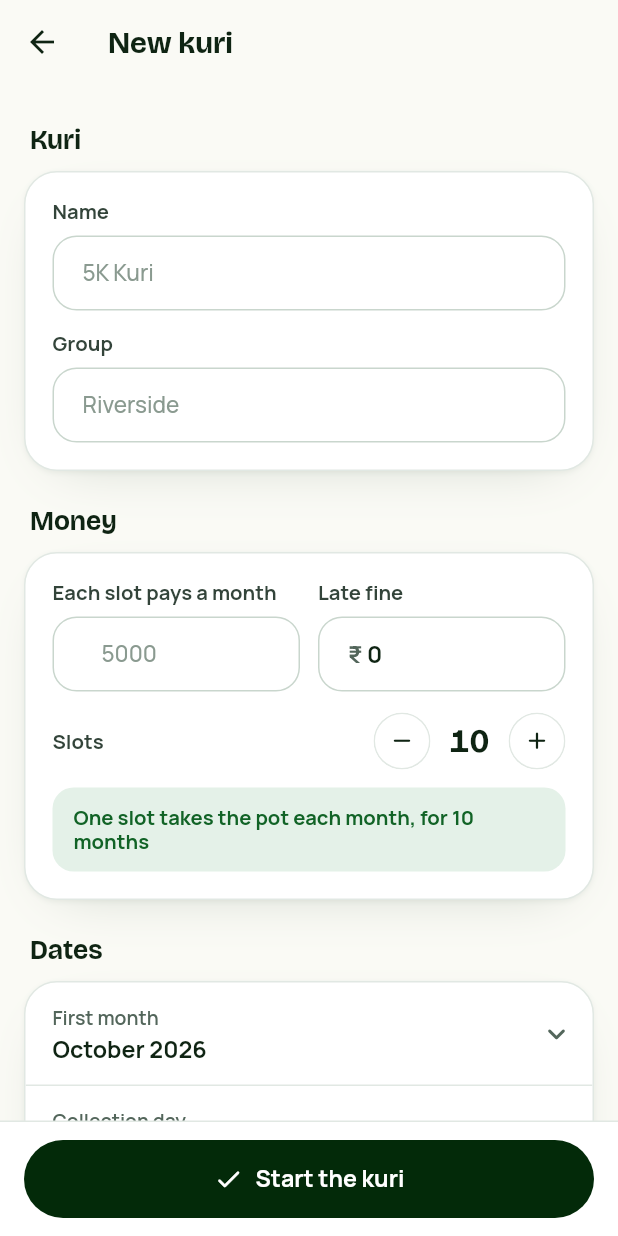
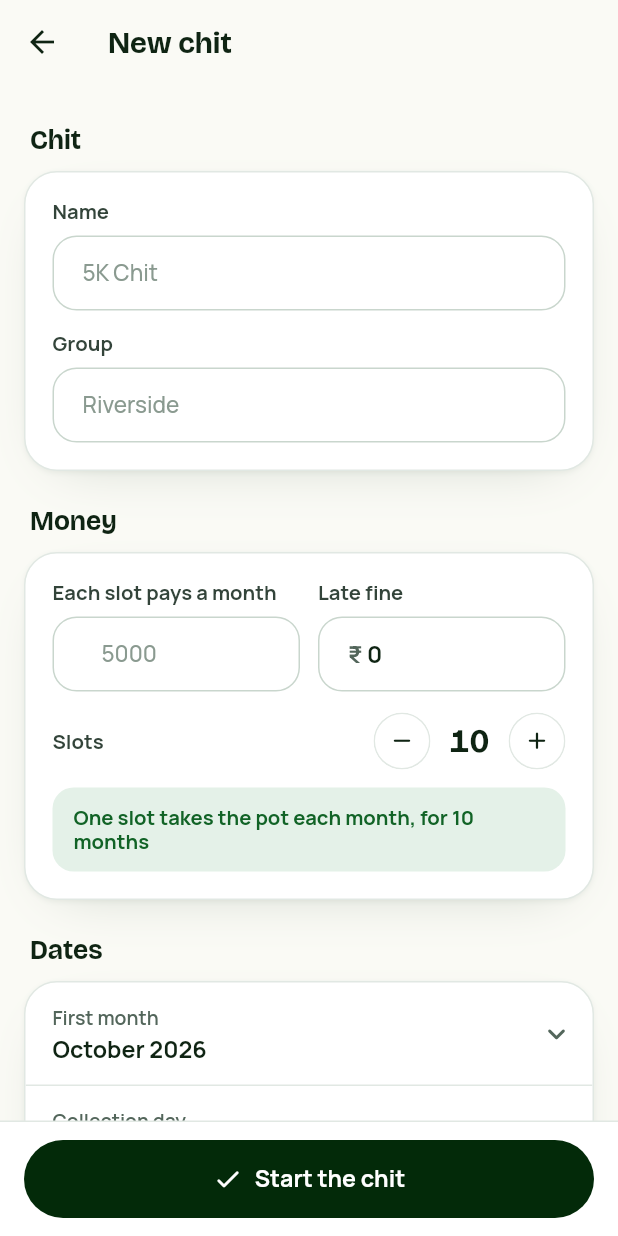
Before and after one commit to NAVICORP/kuree, a Flutter app: the KuriEditorScreen screen opened directly, on a phone screen of 412 x 824 dp. Run offline on Flutter 3.47's test engine with Material 3 defaults, Android fonts, the phone set to English and light mode, and no system bars; our stand-ins replace audioplayers, share_plus, shared_preferences, wakelock_plus; missing offline and left inert: flutter_quick_video_encoder, gal; accounts and stored records are empty; network calls fail; project files that could hold a hidden picture were left out.

Commit message:
Say chit instead of kuri in the app, site and store files
Co-Authored-By: Claude Opus 5.5 <noreply@anthropic.com>
Claude-Session: https://claude.ai/code/session_01Sb4k224acfZHz9i2Z4zLUu

```diff
--- a/app/lib/ui/account.dart
+++ b/app/lib/ui/account.dart
@@ -33,7 +33,7 @@ class _AccountScreenState extends State<AccountScreen> {
   }
 
   Future<void> _signOut() async {
-    if (!await confirm(context, title: 'Sign out?', text: 'Your kuris stay safe on the server. Sign in again to see them.', yes: 'Sign out')) return;
+    if (!await confirm(context, title: 'Sign out?', text: 'Your chits stay safe on the server. Sign in again to see them.', yes: 'Sign out')) return;
     await Api.instance.signOut();
   }
 
@@ -41,7 +41,7 @@ class _AccountScreenState extends State<AccountScreen> {
     final ok = await confirm(
       context,
       title: 'Delete your account?',
-      text: 'Your Kuree account and name are deleted. Kuris you own pass to their next admin. Kuris only you run are deleted for good, with their history and members\' links. This cannot be undone.',
+      text: 'Your Kuree account and name are deleted. Chits you own pass to their next admin. Chits only you run are deleted for good, with their history and members\' links. This cannot be undone.',
       yes: 'Delete account',
       danger: true,
     );
--- a/app/lib/ui/admins_screen.dart
+++ b/app/lib/ui/admins_screen.dart
@@ -47,15 +47,15 @@ class _AdminsScreenState extends State<AdminsScreen> {
     final added = await showKSheet<dynamic>(context, title: 'Add an admin', builder: (ctx) => _AddAdmin(kuriId: widget.record.id));
     if (added != null && mounted) {
       _take(added);
-      toast(context, 'Added. They see this kuri when they sign in.');
+      toast(context, 'Added. They see this chit when they sign in.');
     }
   }
 
   Future<void> _remove(Map<String, dynamic> a) async {
     final mine = a['me'] == true;
     final ok = await confirm(context,
-        title: mine ? 'Leave this kuri?' : 'Remove ${_label(a)}?',
-        text: mine ? 'You will no longer see or change it.' : 'They will no longer see or change this kuri.',
+        title: mine ? 'Leave this chit?' : 'Remove ${_label(a)}?',
+        text: mine ? 'You will no longer see or change it.' : 'They will no longer see or change this chit.',
         yes: mine ? 'Leave' : 'Remove',
         danger: true);
     if (!ok) return;
@@ -75,7 +75,7 @@ class _AdminsScreenState extends State<AdminsScreen> {
   Future<void> _makeOwner(Map<String, dynamic> a) async {
     final ok = await confirm(context,
         title: 'Make ${_label(a)} the owner?',
-        text: 'They will be able to add and remove admins and delete the kuri. You stay on as an admin.',
+        text: 'They will be able to add and remove admins and delete the chit. You stay on as an admin.',
         yes: 'Make owner');
     if (!ok) return;
     try {
@@ -83,7 +83,7 @@ class _AdminsScreenState extends State<AdminsScreen> {
       if (!mounted) return;
       _take(j);
       Navigator.of(context).popUntil((r) => r.isFirst);
-      toast(context, '${_label(a)} owns the kuri now.');
+      toast(context, '${_label(a)} owns the chit now.');
     } on ApiError catch (e) {
       if (mounted) toast(context, e.message, bad: true);
     }
@@ -150,7 +150,7 @@ class _AdminsScreenState extends State<AdminsScreen> {
                     onPressed: () async {
                       final pick = await showPicker<String>(context, title: _label(a), options: [
                         if (owner && a['me'] != true) const PickOption('owner', 'Make owner', icon: Icons.workspace_premium_outlined),
-                        PickOption('remove', a['me'] == true ? 'Leave this kuri' : 'Remove admin', icon: Icons.person_remove_outlined),
+                        PickOption('remove', a['me'] == true ? 'Leave this chit' : 'Remove admin', icon: Icons.person_remove_outlined),
                       ]);
                       if (pick?.value == 'owner') await _makeOwner(a);
                       if (pick?.value == 'remove') await _remove(a);
@@ -252,7 +252,7 @@ class _AddAdminState extends State<_AddAdmin> {
           ),
         ]),
       const SizedBox(height: 8),
-      Text('They sign in to Kuree with this ${byEmail ? 'email' : 'number'} to see the kuri.', style: T.small),
+      Text('They sign in to Kuree with this ${byEmail ? 'email' : 'number'} to see the chit.', style: T.small),
       const SizedBox(height: 16),
       KButton(label: 'Add admin', icon: Icons.person_add_alt_1_rounded, expand: true, busy: busy, onPressed: _go),
     ]);
--- a/app/lib/ui/history_screen.dart
+++ b/app/lib/ui/history_screen.dart
@@ -81,7 +81,7 @@ class _HistoryScreenState extends State<HistoryScreen> {
   Future<void> _restore(_Version v) async {
     final ok = await confirm(context,
         title: 'Put this version back?',
-        text: 'The kuri goes back to how ${v.by} left it, ${ago(v.at)}. What it shows now is kept in the history too, so you can undo this.',
+        text: 'The chit goes back to how ${v.by} left it, ${ago(v.at)}. What it shows now is kept in the history too, so you can undo this.',
         yes: 'Put it back');
     if (!ok) return;
     setState(() => restoring = v.id);
--- a/app/lib/ui/home.dart
+++ b/app/lib/ui/home.dart
@@ -141,7 +141,7 @@ class _HomeScreenState extends State<HomeScreen> {
               highlightElevation: 4,
               shape: const StadiumBorder(),
               icon: const Icon(Icons.add_rounded),
-              label: Text('New kuri', style: T.button.copyWith(color: Colors.white)),
+              label: Text('New chit', style: T.button.copyWith(color: Colors.white)),
             ),
       body: _body(),
     );
@@ -174,8 +174,8 @@ class _HomeScreenState extends State<HomeScreen> {
               padding: const EdgeInsets.only(top: 60),
               child: EmptyState(
                 icon: Icons.savings_outlined,
-                text: 'No kuris yet.',
-                action: KButton(label: 'Start a kuri', icon: Icons.add_rounded, onPressed: _create),
+                text: 'No chits yet.',
+                action: KButton(label: 'Start a chit', icon: Icons.add_rounded, onPressed: _create),
               ),
             ),
           for (final k in kuris!) ...[
--- a/app/lib/ui/kuri_editor.dart
+++ b/app/lib/ui/kuri_editor.dart
@@ -138,7 +138,7 @@ class _KuriEditorScreenState extends State<KuriEditorScreen> {
 
   KuriDoc _build() {
     final name = _name.text.trim();
-    if (name.isEmpty) throw ApiError('Give the kuri a name, like 5K Kuri.');
+    if (name.isEmpty) throw ApiError('Give the chit a name, like 5K Chit.');
     if (share <= 0) throw ApiError('Enter how much each slot pays a month.');
     final doc = base.copy()
       ..name = name
@@ -202,13 +202,13 @@ class _KuriEditorScreenState extends State<KuriEditorScreen> {
     if (doc.months.length > slots) {
       for (final m in doc.months.sublist(slots)) {
         if (m.paid.isNotEmpty || m.fines.isNotEmpty || m.winner != null) {
-          throw ApiError('Month ${m.n} already has payments or a taker, so the kuri cannot have fewer than ${m.n} slots.');
+          throw ApiError('Month ${m.n} already has payments or a taker, so the chit cannot have fewer than ${m.n} slots.');
         }
       }
     }
     for (final m in doc.months) {
       if (m.winner != null && m.winner! > slots) {
-        throw ApiError('Slot ${m.winner} took the pot in month ${m.n}, so the kuri needs at least ${m.winner} slots.');
+        throw ApiError('Slot ${m.winner} took the pot in month ${m.n}, so the chit needs at least ${m.winner} slots.');
       }
     }
     doc.slots = slots;
@@ -243,7 +243,7 @@ class _KuriEditorScreenState extends State<KuriEditorScreen> {
       Navigator.of(context).pop(KuriRecord.fromJson(Map<String, dynamic>.from(j as Map)));
     } on ApiError catch (e) {
       if (!mounted) return;
-      setState(() => error = e.isConflict ? 'Another admin saved this kuri a moment ago. Go back, reload it, then make your changes again.' : e.message);
+      setState(() => error = e.isConflict ? 'Another admin saved this chit a moment ago. Go back, reload it, then make your changes again.' : e.message);
     } finally {
       if (mounted) setState(() => busy = false);
     }
@@ -275,14 +275,14 @@ class _KuriEditorScreenState extends State<KuriEditorScreen> {
   Widget build(BuildContext context) {
     final names = _names;
     return Scaffold(
-      appBar: AppBar(title: Text(isNew ? 'New kuri' : 'Edit kuri')),
+      appBar: AppBar(title: Text(isNew ? 'New chit' : 'Edit chit')),
       body: ListView(
         padding: const EdgeInsets.fromLTRB(16, 4, 16, 130),
         children: [
-          const SectionTitle('Kuri'),
+          const SectionTitle('Chit'),
           KCard(
             child: Column(crossAxisAlignment: CrossAxisAlignment.stretch, children: [
-              _field('Name', _name, hint: '5K Kuri', caps: TextCapitalization.words),
+              _field('Name', _name, hint: '5K Chit', caps: TextCapitalization.words),
               const SizedBox(height: 14),
               _field('Group', _group, hint: 'Riverside', caps: TextCapitalization.words),
             ]),
@@ -362,7 +362,7 @@ class _KuriEditorScreenState extends State<KuriEditorScreen> {
             padding: const EdgeInsets.fromLTRB(16, 12, 16, 12),
             child: Column(mainAxisSize: MainAxisSize.min, crossAxisAlignment: CrossAxisAlignment.stretch, children: [
               if (error != null) ...[Notice(error!), const SizedBox(height: 10)],
-              KButton(label: isNew ? 'Start the kuri' : 'Save changes', icon: Icons.check_rounded, expand: true, busy: busy, onPressed: _save),
+              KButton(label: isNew ? 'Start the chit' : 'Save changes', icon: Icons.check_rounded, expand: true, busy: busy, onPressed: _save),
             ]),
           ),
         ),
--- a/app/lib/ui/kuri_screen.dart
+++ b/app/lib/ui/kuri_screen.dart
@@ -95,7 +95,7 @@ class _KuriScreenState extends State<KuriScreen> {
       if (e.isConflict) {
         final reload = await confirm(context,
             title: 'Someone else saved this',
-            text: 'Another admin saved this kuri a moment ago. Reload to see their change, then make yours again.',
+            text: 'Another admin saved this chit a moment ago. Reload to see their change, then make yours again.',
             yes: 'Reload');
         if (reload) {
           setState(() => dirty = false);
@@ -223,7 +223,7 @@ class _KuriScreenState extends State<KuriScreen> {
   }
 
   Future<void> _edit() async {
-    if (dirty && !await confirm(context, title: 'Save first?', text: 'Save this month\'s changes before editing the kuri.', yes: 'Save')) return;
+    if (dirty && !await confirm(context, title: 'Save first?', text: 'Save this month\'s changes before editing the chit.', yes: 'Save')) return;
     if (dirty && !await _save()) return;
     if (!mounted) return;
     final updated = await Navigator.of(context).push<KuriRecord>(MaterialPageRoute(builder: (_) => KuriEditorScreen(record: rec)));
@@ -239,7 +239,7 @@ class _KuriScreenState extends State<KuriScreen> {
   Future<void> _delete() async {
     final ok = await confirm(context,
         title: 'Delete ${doc.name}?',
-        text: 'The kuri, its history and the members\' link are deleted for good. This cannot be undone.',
+        text: 'The chit, its history and the members\' link are deleted for good. This cannot be undone.',
         yes: 'Delete',
         danger: true);
     if (!ok) return;
@@ -257,9 +257,9 @@ class _KuriScreenState extends State<KuriScreen> {
       const PickOption('rest', 'Draw the rest', sub: 'Shuffle every month still open', icon: Icons.shuffle_rounded),
       const PickOption('report', 'Spreadsheet', sub: 'Every month, every member', icon: Icons.table_chart_outlined),
       const PickOption('history', 'History', sub: 'Every earlier version', icon: Icons.history_rounded),
-      const PickOption('admins', 'Admins', sub: 'Who runs this kuri', icon: Icons.admin_panel_settings_outlined),
-      const PickOption('edit', 'Edit kuri', sub: 'Name, amounts, dates, slots, people', icon: Icons.tune_rounded),
-      if (rec.isOwner) const PickOption('delete', 'Delete kuri', icon: Icons.delete_outline_rounded),
+      const PickOption('admins', 'Admins', sub: 'Who runs this chit', icon: Icons.admin_panel_settings_outlined),
+      const PickOption('edit', 'Edit chit', sub: 'Name, amounts, dates, slots, people', icon: Icons.tune_rounded),
+      if (rec.isOwner) const PickOption('delete', 'Delete chit', icon: Icons.delete_outline_rounded),
     ]);
     if (!mounted || pick == null) return;
     switch (pick.value) {
--- a/app/lib/ui/sign_in.dart
+++ b/app/lib/ui/sign_in.dart
@@ -250,7 +250,7 @@ class _SignInScreenState extends State<SignInScreen> {
         _Step.emailCode => 'Check your email for the code.',
         _Step.phone => 'Sign in with your WhatsApp number.',
         _Step.email || _Step.password => 'Sign in with your email.',
-        _Step.start => 'Run your kuri from your phone.',
+        _Step.start => 'Run your chit from your phone.',
       };
 
   Widget _link(String text, String url) => GestureDetector(
--- a/app/test_screens/screens_test.dart
+++ b/app/test_screens/screens_test.dart
@@ -91,7 +91,7 @@ KuriRecord small() => KuriRecord.fromJson({
       'role': 'admin',
       'share_token': 'zyxwvutsrqponmlkjihgfedc',
       'data': {
-        'name': 'Family Kuri', 'group': '', 'share': 2000, 'slots': 6, 'startYear': DateTime.now().year, 'startMonth': DateTime.now().month,
+        'name': 'Family Chit', 'group': '', 'share': 2000, 'slots': 6, 'startYear': DateTime.now().year, 'startMonth': DateTime.now().month,
         'collectDay': 5, 'lastDay': 10, 'fine': 0,
         'people': [for (var i = 1; i <= 6; i++) {'id': 'm$i', 'name': ['Umma', 'Shameer', 'Riyas', 'Faseela', 'Jasna', 'Nabeel'][i - 1]}],
         'payers': [for (var i = 1; i <= 6; i++) {'id': 'p$i', 'slot': i, 'person': 'm$i', 'amt': 2000}],
--- a/app/test_screens/store_test.dart
+++ b/app/test_screens/store_test.dart
@@ -87,7 +87,7 @@ KuriRecord riverside() {
     'updated_at': now.subtract(const Duration(minutes: 4)).toUtc().toIso8601String(),
     'updated_by': 'Rahul',
     'data': {
-      'name': '10K Kuri', 'group': 'Riverside', 'share': 10000, 'slots': 12, 'startYear': start.year, 'startMonth': start.month,
+      'name': '10K Chit', 'group': 'Riverside', 'share': 10000, 'slots': 12, 'startYear': start.year, 'startMonth': start.month,
       'collectDay': collect, 'lastDay': collect + 5, 'fine': 200, 'people': people, 'payers': payers,
       'months': [
         for (var n = 1; n <= 4; n++)
@@ -110,7 +110,7 @@ KuriRecord family() => KuriRecord.fromJson({
       'role': 'admin',
       'share_token': 'zyxwvutsrqponmlkjihgfedc',
       'data': {
-        'name': 'Family Kuri', 'group': '', 'share': 2000, 'slots': 6, 'startYear': DateTime.now().year, 'startMonth': DateTime.now().month,
+        'name': 'Family Chit', 'group': '', 'share': 2000, 'slots': 6, 'startYear': DateTime.now().year, 'startMonth': DateTime.now().month,
         'collectDay': 5, 'lastDay': 10, 'fine': 0,
         'people': [for (var i = 1; i <= 6; i++) {'id': 'm$i', 'name': ['Amina', 'Joseph', 'Rafeek', 'Divya', 'Thomas', 'Nisha'][i - 1]}],
         'payers': [for (var i = 1; i <= 6; i++) {'id': 'p$i', 'slot': i, 'person': 'm$i', 'amt': 2000}],
```
Also changed, not shown: 9 other files.
